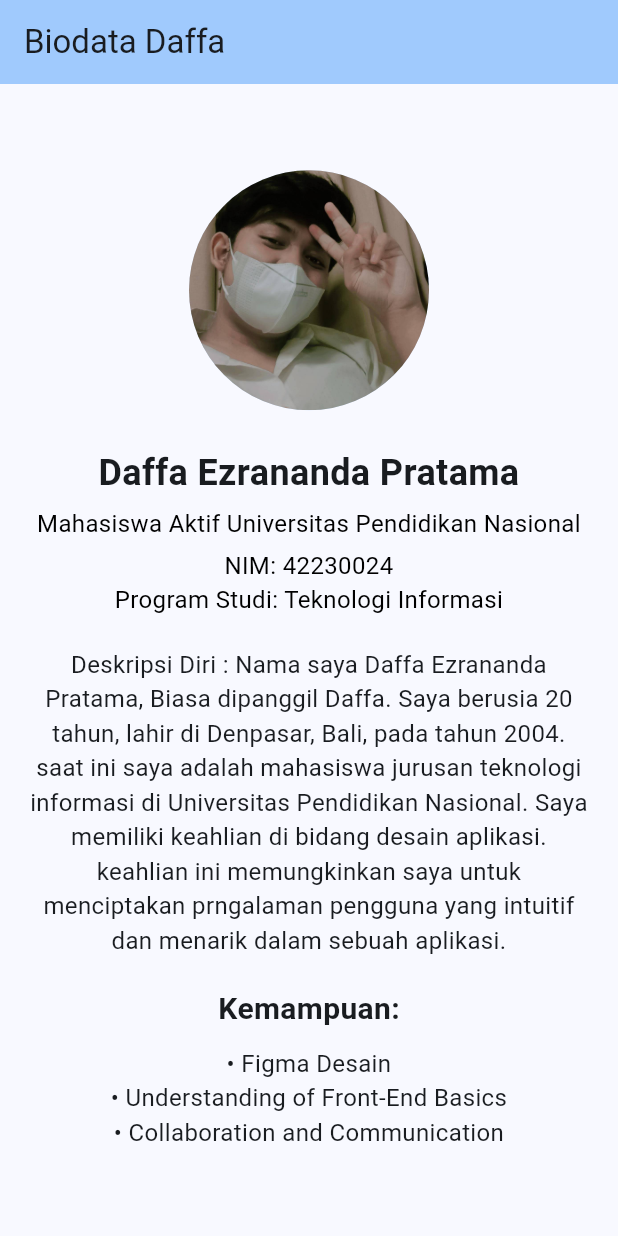
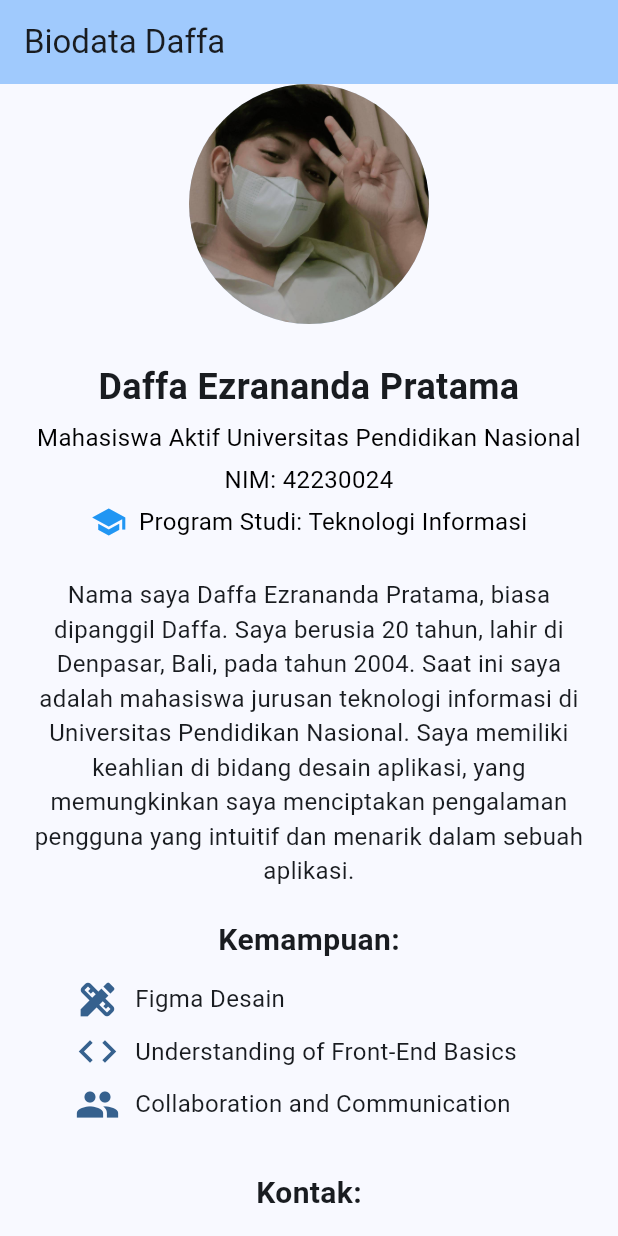
Before and after one commit to Daffaezraaa/biodata_daffa, a Flutter app: the screen it shows after launch, on a phone screen of 412 x 824 dp. Run offline on Flutter 3.47's test engine with Material 3 defaults, Android fonts, the phone set to English and light mode, and no system bars.

Commit message:
menambahkan icon dan menu Kontak pada biodata daffa

```diff
--- a/lib/main.dart
+++ b/lib/main.dart
@@ -36,7 +36,6 @@ class MyProfilePage extends StatelessWidget {
             mainAxisSize: MainAxisSize.min,
             mainAxisAlignment: MainAxisAlignment.center,
             children: <Widget>[
-
               const CircleAvatar(
                 radius: 80,
                 backgroundImage: AssetImage('img/daffa.jpeg'),
@@ -75,30 +74,38 @@ class MyProfilePage extends StatelessWidget {
                 textAlign: TextAlign.center,
               ),
 
-              const Text(
+              Padding(
+                padding: const EdgeInsets.symmetric(vertical: 5),
+                child: Row(
+                  mainAxisAlignment: MainAxisAlignment.center,
+                  children: const [
+                    Icon(Icons.school, color: Colors.blue),
+                    SizedBox(width: 8),
+                    Text(
                       'Program Studi: Teknologi Informasi',
                       style: TextStyle(
                         fontSize: 16,
                         color: Colors.black,
                       ),
-                textAlign: TextAlign.center,
                     ),
-
+                  ],
+                ),
+              ),
               const SizedBox(height: 20),
 
-              Flexible(
-                child: Padding(
+              // Deskripsi Diri
+              Padding(
                 padding: const EdgeInsets.symmetric(horizontal: 20.0),
                 child: const Text(
-                    'Deskripsi Diri : Nama saya Daffa Ezrananda Pratama, Biasa dipanggil Daffa. Saya berusia 20 tahun, lahir di Denpasar, Bali, pada tahun 2004. saat ini saya adalah mahasiswa jurusan teknologi informasi di Universitas Pendidikan Nasional. Saya memiliki keahlian di bidang desain aplikasi. keahlian ini memungkinkan saya untuk menciptakan prngalaman pengguna yang intuitif dan menarik dalam sebuah aplikasi.',
+                  'Nama saya Daffa Ezrananda Pratama, biasa dipanggil Daffa. Saya berusia 20 tahun, lahir di Denpasar, Bali, pada tahun 2004. Saat ini saya adalah mahasiswa jurusan teknologi informasi di Universitas Pendidikan Nasional. Saya memiliki keahlian di bidang desain aplikasi, yang memungkinkan saya menciptakan pengalaman pengguna yang intuitif dan menarik dalam sebuah aplikasi.',
                   textAlign: TextAlign.center,
                   style: TextStyle(fontSize: 16),
-                  ),
                 ),
               ),
 
               const SizedBox(height: 20),
 
+              // Kemampuan
               const Text(
                 'Kemampuan:',
                 style: TextStyle(
@@ -109,28 +116,101 @@ class MyProfilePage extends StatelessWidget {
 
               const SizedBox(height: 10),
 
-              Expanded(
+              Padding(
+                padding: const EdgeInsets.symmetric(horizontal: 50.0),
                 child: Column(
-                  mainAxisSize: MainAxisSize.min,
-                  children: const [
-                    Text(
-                      '• Figma Desain',
+                  crossAxisAlignment: CrossAxisAlignment.start,
+                  children: [
+                    Row(
+                      children: [
+                        Icon(Icons.design_services, color: Theme.of(context).colorScheme.primary, size: 30),
+                        const SizedBox(width: 10),
+                        const Expanded(
+                          child: Text(
+                            'Figma Desain',
                             style: TextStyle(fontSize: 16),
-                      textAlign: TextAlign.center,
+                            textAlign: TextAlign.left,
                           ),
-                    Text(
-                      '• Understanding of Front-End Basics',
+                        ),
+                      ],
+                    ),
+
+                    const SizedBox(height: 5),
+
+                    Row(
+                      children: [
+                        Icon(Icons.code, color: Theme.of(context).colorScheme.primary, size: 30),
+                        const SizedBox(width: 10),
+                        const Expanded(
+                          child: Text(
+                            'Understanding of Front-End Basics',
                             style: TextStyle(fontSize: 16),
-                      textAlign: TextAlign.center,
+                            textAlign: TextAlign.left,
                           ),
-                    Text(
-                      '• Collaboration and Communication',
+                        ),
+                      ],
+                    ),
+
+                    const SizedBox(height: 5),
+
+                    Row(
+                      children: [
+                        Icon(Icons.people, color: Theme.of(context).colorScheme.primary, size: 30),
+                        const SizedBox(width: 10),
+                        const Expanded(
+                          child: Text(
+                            'Collaboration and Communication',
                             style: TextStyle(fontSize: 16),
-                      textAlign: TextAlign.center,
+                            textAlign: TextAlign.left,
+                          ),
+                        ),
+                      ],
                     ),
                   ],
                 ),
               ),
+
+              const SizedBox(height: 30),
+
+              // Kontak
+              const Text(
+                'Kontak:',
+                style: TextStyle(
+                  fontSize: 20,
+                  fontWeight: FontWeight.bold,
+                ),
+              ),
+
+              const SizedBox(height: 10),
+
+              Padding(
+                padding: const EdgeInsets.symmetric(horizontal: 50.0, vertical: 5.0),
+                child: Row(
+                  children: [
+                    Icon(Icons.phone, color: Theme.of(context).colorScheme.primary, size: 30),
+                    const SizedBox(width: 10),
+                    const Text(
+                      '08970325025',
+                      style: TextStyle(fontSize: 16),
+                    ),
+                  ],
+                ),
+              ),
+
+              Padding(
+                padding: const EdgeInsets.symmetric(horizontal: 50.0, vertical: 5.0),
+                child: Row(
+                  children: [
+                    Icon(Icons.email, color: Theme.of(context).colorScheme.primary, size: 30),
+                    const SizedBox(width: 10),
+                    const Text(
+                      'daffa.ezrananda@gmail.com',
+                      style: TextStyle(fontSize: 16),
+                    ),
+                  ],
+                ),
+              ),
+              const SizedBox(height: 20),
             ],
           ),
         ),
```
Lines whose indentation alone changed are shown as unchanged.
